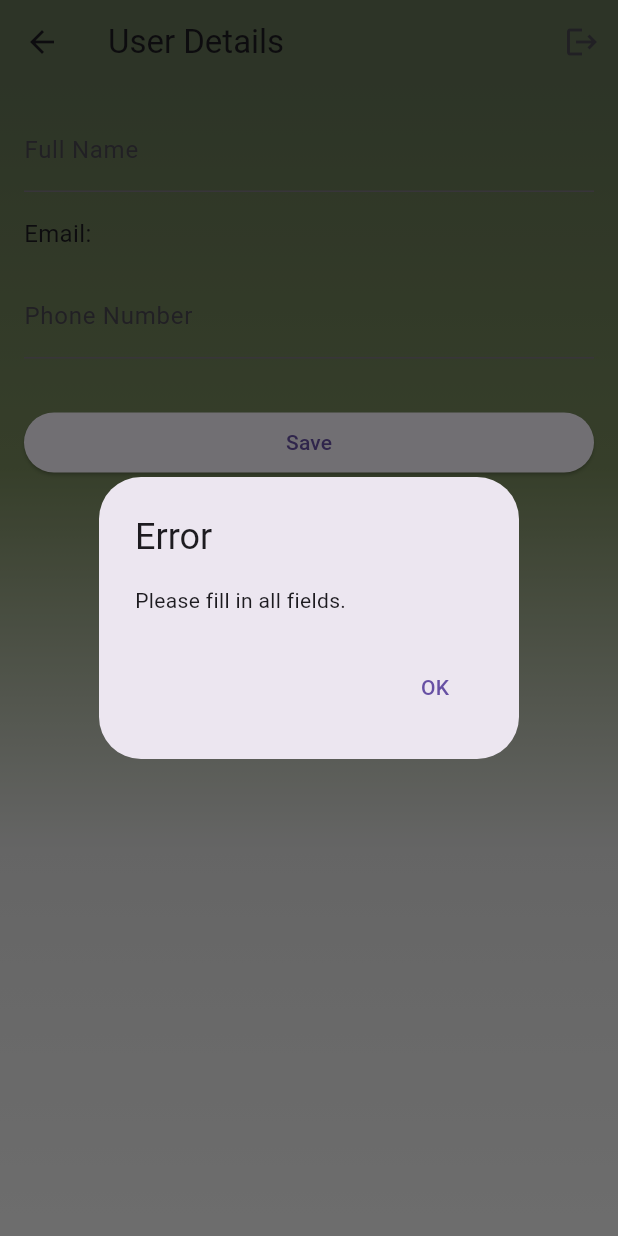
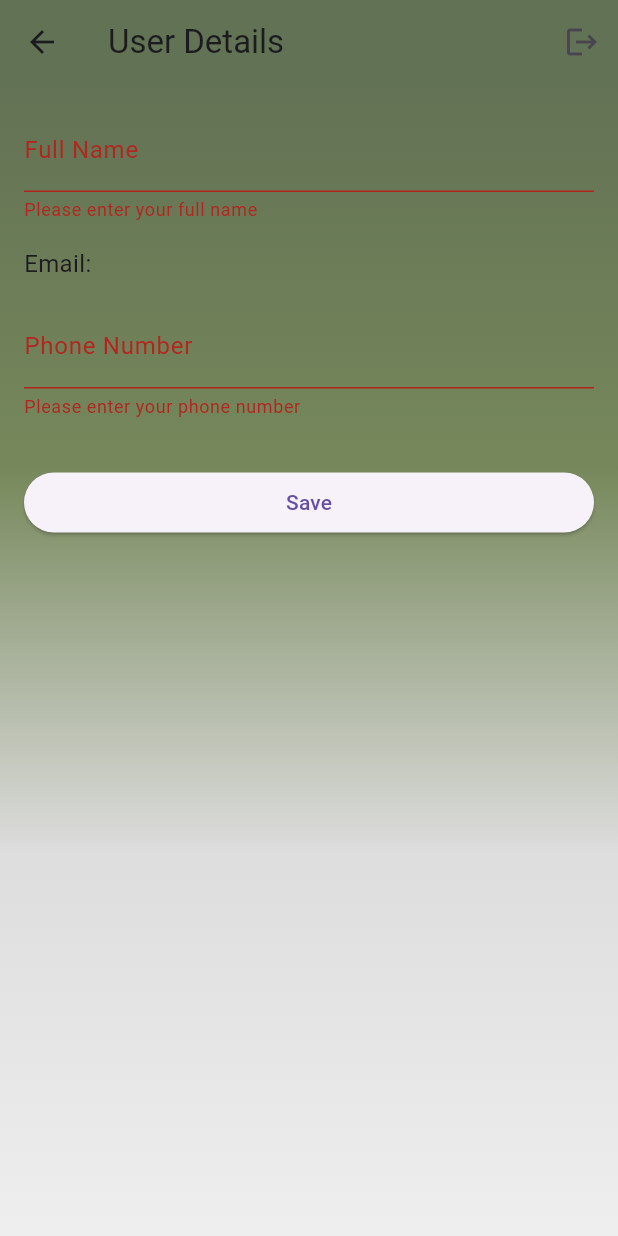
Before and after one commit to Anovortex/taskmanager, a Flutter app: the UserDetailsForm screen opened directly, after a tap on "Save", on a phone screen of 412 x 824 dp. Run offline on Flutter 3.47's test engine with Material 3 defaults, Android fonts, the phone set to English and light mode, and no system bars; our stand-ins replace cloud_firestore, firebase_auth, firebase_core; accounts and stored records are empty.

Commit message:
userdetails updated

```diff
--- a/lib/screens/userdetails.dart
+++ b/lib/screens/userdetails.dart
@@ -1,40 +1,27 @@
 import 'package:cloud_firestore/cloud_firestore.dart';
 import 'package:flutter/material.dart';
 import 'package:firebase_auth/firebase_auth.dart';
-import 'package:taskmanager/screens/reset_password.dart';
 import 'package:taskmanager/screens/signin_screen.dart';
 import 'package:taskmanager/utils/color_utils.dart';
 
-class UserDetails {
-  final String fullName;
-  final String email;
-  final String phoneNumber;
+class UserDetailsForm extends StatefulWidget {
+  const UserDetailsForm({super.key});
 
-  UserDetails({
-    required this.fullName,
-    required this.email,
-    required this.phoneNumber,
-  });
-}
-
-class UserDetailsForm extends StatefulWidget {
   @override
-  _UserDetailsFormState createState() => _UserDetailsFormState();
+  State<UserDetailsForm> createState() => _UserDetailsFormState();
 }
 
 class _UserDetailsFormState extends State<UserDetailsForm> {
   final _auth = FirebaseAuth.instance;
+  final _formKey = GlobalKey<FormState>();
 
-  late TextEditingController _fullNameController;
-  late TextEditingController _phoneNumberController;
+  // Controllers
+  final _fullNameController = TextEditingController();
+  final _phoneNumberController = TextEditingController();
 
   @override
   void initState() {
     super.initState();
-    _fullNameController = TextEditingController();
-    _phoneNumberController = TextEditingController();
-
-    // Retrieve current user's details from Firestore
     _fetchUserDetails();
   }
 
@@ -45,8 +32,7 @@ class _UserDetailsFormState extends State<UserDetailsForm> {
     super.dispose();
   }
 
-  // Method to fetch user details from Firestore
-  void _fetchUserDetails() async {
+  Future<void> _fetchUserDetails() async {
     final currentUser = _auth.currentUser;
     if (currentUser != null) {
       try {
@@ -55,51 +41,20 @@ class _UserDetailsFormState extends State<UserDetailsForm> {
             .doc(currentUser.uid)
             .get();
 
-        // Update the text controllers with the existing user details
         if (userData.exists) {
-          setState(() {
           _fullNameController.text = userData.get('fullName');
           _phoneNumberController.text = userData.get('phoneNumber');
-          });
         }
-      } catch (error) {
-        print('Failed to fetch user details: $error');
+      } catch (e) {
+        debugPrint('Failed to fetch user details: $e');
       }
     }
   }
 
-  void _saveUserDetails() async {
-    // Validate user input
-    if (_fullNameController.text.isEmpty ||
-        _phoneNumberController.text.isEmpty) {
-      showDialog(
-        context: context,
-        builder: (BuildContext context) {
-          return AlertDialog(
-            title: Text('Error'),
-            content: Text('Please fill in all fields.'),
-            actions: [
-              TextButton(
-                onPressed: () {
-                  Navigator.of(context).pop();
-                },
-                child: Text('OK'),
-              ),
-            ],
-          );
-        },
-      );
-      return;
-    }
-
-    // Get the current user
+  Future<void> _saveUserDetails() async {
+    if (_formKey.currentState!.validate()) {
       final currentUser = _auth.currentUser;
-    if (currentUser == null) {
-      // Handle scenario where current user is null (user not signed in)
-      return;
-    }
-
-    // Save user details to Firestore
+      if (currentUser != null) {
         try {
           await FirebaseFirestore.instance
               .collection('userdetails')
@@ -109,28 +64,24 @@ class _UserDetailsFormState extends State<UserDetailsForm> {
             'email': currentUser.email,
             'phoneNumber': _phoneNumberController.text,
           });
-
-      // Show a success message or navigate to another screen
           ScaffoldMessenger.of(context).showSnackBar(
-        SnackBar(
-          content: Text('User details saved successfully.'),
-        ),
+            const SnackBar(content: Text('User details saved successfully.')),
           );
-    } catch (error) {
-      print('Failed to save user details: $error');
+        } catch (e) {
+          debugPrint('Failed to save user details: $e');
+        }
+      }
     }
   }
 
-  // Method to handle user logout
-  void _logout() async {
+  Future<void> _logout() async {
     try {
       await _auth.signOut();
-      // Navigate to the login screen
       Navigator.of(context).pushReplacement(
-        MaterialPageRoute(builder: (context) => SignInScreen()),
+        MaterialPageRoute(builder: (context) => const SignInScreen()),
       );
-    } catch (error) {
-      print('Failed to log out: $error');
+    } catch (e) {
+      debugPrint('Failed to log out: $e');
     }
   }
 
@@ -138,16 +89,15 @@ class _UserDetailsFormState extends State<UserDetailsForm> {
   Widget build(BuildContext context) {
     return Scaffold(
       appBar: AppBar(
-        title: Text('User Details'),
+        title: const Text('User Details'),
         actions: [
           IconButton(
-            icon: Icon(Icons.logout),
+            icon: const Icon(Icons.logout),
             onPressed: _logout,
           ),
         ],
-        backgroundColor: hexStringToColor(
-            "627254"), // Set the background color to transparent
-        elevation: 0, // Remove the shadow
+        backgroundColor: hexStringToColor("627254"),
+        elevation: 0,
       ),
       body: Container(
         width: MediaQuery.of(context).size.width,
@@ -167,30 +117,46 @@ class _UserDetailsFormState extends State<UserDetailsForm> {
         child: SingleChildScrollView(
           child: Padding(
             padding: const EdgeInsets.all(16.0),
+            child: Form(
+              key: _formKey,
               child: Column(
                 crossAxisAlignment: CrossAxisAlignment.stretch,
                 children: [
-                TextField(
+                  TextFormField(
                     controller: _fullNameController,
-                  decoration: InputDecoration(labelText: 'Full Name'),
+                    decoration: const InputDecoration(labelText: 'Full Name'),
+                    validator: (value) {
+                      if (value == null || value.isEmpty) {
+                        return 'Please enter your full name';
+                      }
+                      return null;
+                    },
                   ),
-                SizedBox(height: 16.0),
+                  const SizedBox(height: 16.0),
                   Text(
-                  'Email: ${_auth?.currentUser?.email ?? "SEx"}',
-                  style: TextStyle(fontSize: 16.0),
+                    'Email: ${_auth.currentUser?.email ?? ""}',
+                    style: const TextStyle(fontSize: 16.0),
                   ),
-                SizedBox(height: 16.0),
-                TextField(
+                  const SizedBox(height: 16.0),
+                  TextFormField(
                     controller: _phoneNumberController,
-                  decoration: InputDecoration(labelText: 'Phone Number'),
+                    decoration:
+                        const InputDecoration(labelText: 'Phone Number'),
+                    validator: (value) {
+                      if (value == null || value.isEmpty) {
+                        return 'Please enter your phone number';
+                      }
+                      return null;
+                    },
                   ),
-                SizedBox(height: 32.0),
+                  const SizedBox(height: 32.0),
                   ElevatedButton(
                     onPressed: _saveUserDetails,
-                  child: Text('Save'),
+                    child: const Text('Save'),
                   ),
-                SizedBox(height: 32.0),
+                  const SizedBox(height: 32.0),
                 ],
+              ),
             ),
           ),
         ),
```
Lines whose indentation alone changed are shown as unchanged.
